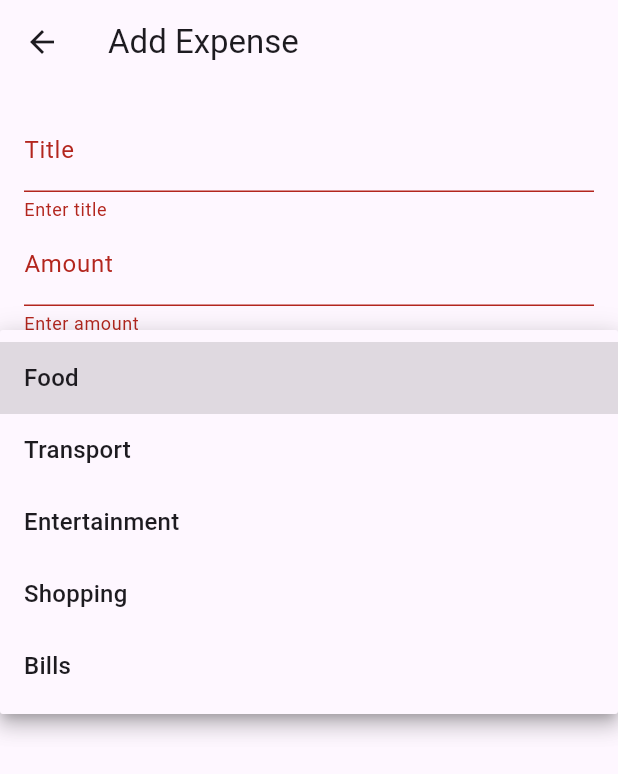
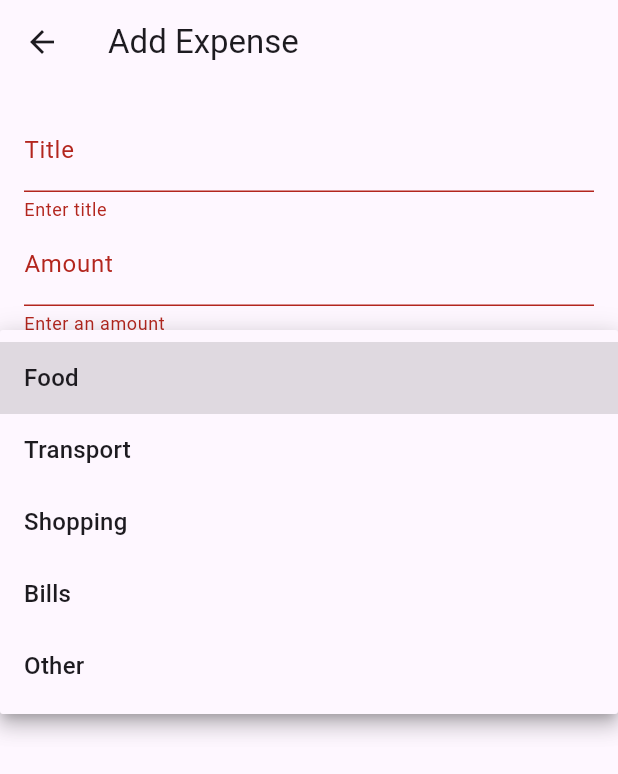
Before and after one commit to Machok4/Fidel, a Flutter app: the AddExpenseScreen screen opened directly, after a tap on "Save Expense", after a tap on "Food", on a phone screen of 412 x 824 dp. Shown: the top 774 px of the screen. Run offline on Flutter 3.47's test engine with Material 3 defaults, Android fonts, the phone set to English and light mode, and no system bars; our stand-ins replace curved_navigation_bar, get.

Commit message:
Update add.dart

```diff
--- a/lib/views/add.dart
+++ b/lib/views/add.dart
@@ -1,70 +1,98 @@
+import 'dart:convert';
 import 'package:flutter/material.dart';
-import 'package:acs314_project/views/list.dart';
-import 'package:acs314_project/models/money_model.dart';
+import 'package:http/http.dart' as http;
 
 class AddExpenseScreen extends StatefulWidget {
   const AddExpenseScreen({super.key});
 
   @override
-  AddExpenseScreenState createState() => AddExpenseScreenState();
+  State<AddExpenseScreen> createState() => _AddExpenseScreenState();
 }
 
-class AddExpenseScreenState extends State<AddExpenseScreen> {
+class _AddExpenseScreenState extends State<AddExpenseScreen> {
   final _formKey = GlobalKey<FormState>();
+
   String title = '';
   double amount = 0;
   String category = 'Food';
   DateTime selectedDate = DateTime.now();
 
-  final List<String> _categories = [
+  final List<String> categories = [
     'Food',
     'Transport',
-    'Entertainment',
     'Shopping',
     'Bills',
+    'Other',
   ];
+
+  Future<void> saveExpense() async {
+    try {
+      var response = await http.get(
+        Uri.parse(
+          "http://192.168.11.28/rootfolder/save_expense.php?title=$title&amount=$amount&category=$category&expense_date=${selectedDate.toIso8601String().split('T')[0]}",
+        ),
+      );
+
+      final data = jsonDecode(response.body);
+
+      if (response.statusCode == 200 && data["success"] == 1) {
+        ScaffoldMessenger.of(
+          context,
+        ).showSnackBar(const SnackBar(content: Text("Expense Saved")));
+        Navigator.pop(context, true);
+      } else {
+        ScaffoldMessenger.of(context).showSnackBar(
+          SnackBar(content: Text(data["message"] ?? "Failed to save")),
+        );
+      }
+    } catch (e) {
+      ScaffoldMessenger.of(
+        context,
+      ).showSnackBar(SnackBar(content: Text("Error: $e")));
+    }
+  }
 
   @override
   Widget build(BuildContext context) {
     return Scaffold(
-      appBar: AppBar(title: const Text('Add Expense')),
+      appBar: AppBar(title: const Text("Add Expense")),
       body: Padding(
-        padding: const EdgeInsets.all(16.0),
+        padding: const EdgeInsets.all(16),
         child: Form(
           key: _formKey,
           child: Column(
             children: [
               TextFormField(
-                decoration: const InputDecoration(labelText: 'Title'),
+                decoration: const InputDecoration(labelText: "Title"),
                 onChanged: (value) => title = value,
-                validator: (value) =>
-                    value == null || value.isEmpty ? 'Enter title' : null,
+                validator: (value) => value!.isEmpty ? "Enter title" : null,
               ),
               TextFormField(
-                decoration: const InputDecoration(labelText: 'Amount'),
+                decoration: const InputDecoration(labelText: "Amount"),
                 keyboardType: TextInputType.number,
                 onChanged: (value) => amount = double.tryParse(value) ?? 0,
-                validator: (value) =>
-                    value == null || value.isEmpty ? 'Enter amount' : null,
+                validator: (value) {
+                  if (value == null || value.isEmpty) return 'Enter an amount';
+                  final parsed = double.tryParse(value);
+                  if (parsed == null || parsed <= 0)
+                    return 'Enter a valid amount';
+                  return null;
+                },
               ),
-              DropdownButtonFormField<String>(
+              DropdownButtonFormField(
                 value: category,
-                items: _categories.map((cat) {
-                  return DropdownMenuItem(value: cat, child: Text(cat));
-                }).toList(),
-                onChanged: (value) {
-                  if (value != null) {
-                    setState(() => category = value);
-                  }
-                },
-                decoration: const InputDecoration(labelText: 'Category'),
+                items: categories
+                    .map((e) => DropdownMenuItem(value: e, child: Text(e)))
+                    .toList(),
+                onChanged: (value) => setState(() => category = value!),
+                decoration: const InputDecoration(labelText: "Category"),
               ),
               ListTile(
-                title: const Text('Date'),
-                subtitle: Text('${selectedDate.toLocal()}'.split(' ')[0]),
+                title: const Text("Select Date"),
+                subtitle: Text(selectedDate.toString().split(" ")[0]),
                 trailing: const Icon(Icons.calendar_today),
                 onTap: () async {
-                  final picked = await showDatePicker(
+                  var picked = await showDatePicker(
                     context: context,
                     initialDate: selectedDate,
                     firstDate: DateTime(2020),
@@ -77,25 +105,12 @@ class AddExpenseScreenState extends State<AddExpenseScreen> {
               ),
               const SizedBox(height: 20),
               ElevatedButton(
-                child: const Text('Save Expense'),
                 onPressed: () {
                   if (_formKey.currentState!.validate()) {
-
-                    myMoneyList.add(
-                      Money(
-                        whereSpent: title,
-                        amountSpent: amount,
-                        image: "assets/images/item_0.png",
-                      ),
-                    );
-
-                    ScaffoldMessenger.of(context).showSnackBar(
-                      const SnackBar(content: Text("Expense Saved")),
-                    );
-
-                    setState(() {});
+                    saveExpense();
                   }
                 },
+                child: const Text("Save Expense"),
               ),
             ],
           ),
```
